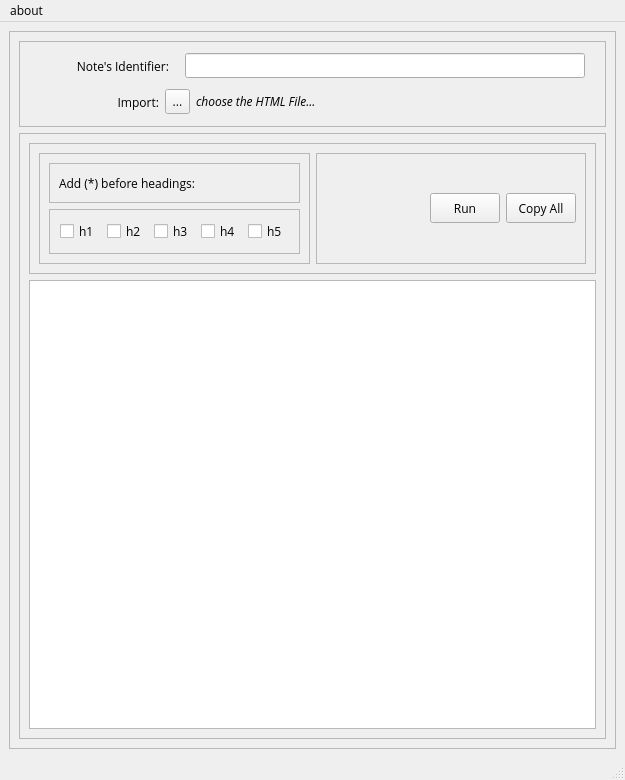
First picture: the form in uilayout.ui, repository monkeyapple/TOC-Generator-for-Bear-Note, before the edit.
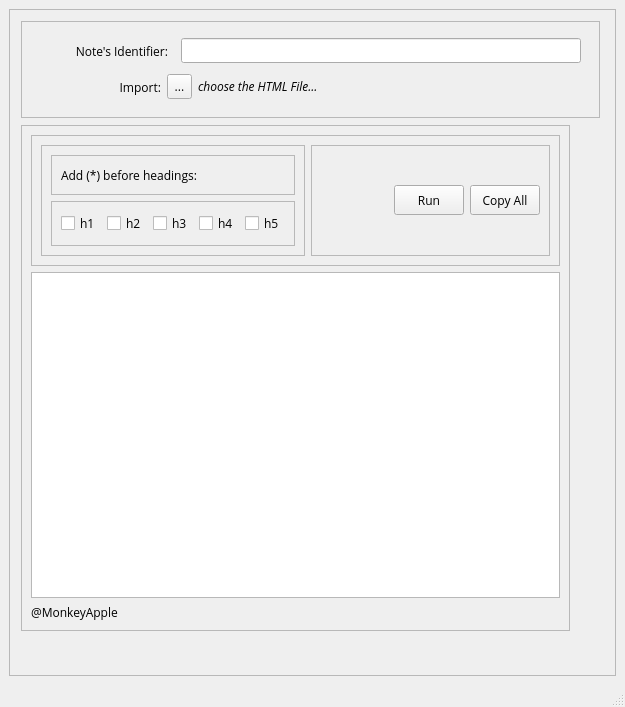
Second picture: the form after the edit.

```diff
--- a/uilayout.ui
+++ b/uilayout.ui
@@ -7,7 +7,7 @@
     <x>0</x>
     <y>0</y>
     <width>625</width>
-    <height>780</height>
+    <height>707</height>
    </rect>
   </property>
   <property name="windowTitle">
@@ -40,9 +40,15 @@
       <property name="frameShadow">
        <enum>QFrame::Raised</enum>
       </property>
-      <layout class="QGridLayout" name="gridLayout_2">
-       <item row="0" column="0">
         <widget class="QFrame" name="frame_6">
+       <property name="geometry">
+        <rect>
+         <x>12</x>
+         <y>12</y>
+         <width>579</width>
+         <height>97</height>
+        </rect>
+       </property>
          <property name="minimumSize">
           <size>
            <width>0</width>
@@ -211,9 +217,15 @@
           </item>
          </layout>
         </widget>
-       </item>
-       <item row="1" column="0">
         <widget class="QFrame" name="frame_3">
+       <property name="geometry">
+        <rect>
+         <x>12</x>
+         <y>116</y>
+         <width>549</width>
+         <height>506</height>
+        </rect>
+       </property>
          <property name="minimumSize">
           <size>
            <width>0</width>
@@ -488,36 +500,34 @@
             </property>
            </widget>
           </item>
-         </layout>
+        <item>
+         <widget class="QLabel" name="gitLink">
+          <property name="minimumSize">
+           <size>
+            <width>110</width>
+            <height>0</height>
+           </size>
+          </property>
+          <property name="maximumSize">
+           <size>
+            <width>110</width>
+            <height>16777215</height>
+           </size>
+          </property>
+          <property name="text">
+           <string>@MonkeyApple</string>
+          </property>
+          <property name="openExternalLinks">
+           <bool>true</bool>
+          </property>
         </widget>
        </item>
       </layout>
      </widget>
+     </widget>
     </item>
    </layout>
   </widget>
-  <widget class="QMenuBar" name="menubar">
-   <property name="geometry">
-    <rect>
-     <x>0</x>
-     <y>0</y>
-     <width>625</width>
-     <height>26</height>
-    </rect>
-   </property>
-   <property name="font">
-    <font>
-     <family>Open Sans</family>
-    </font>
-   </property>
-   <widget class="QMenu" name="menuAbout">
-    <property name="title">
-     <string>about</string>
-    </property>
-    <addaction name="actionMenu"/>
-   </widget>
-   <addaction name="menuAbout"/>
-  </widget>
   <widget class="QStatusBar" name="statusbar">
    <property name="font">
     <font>
```
Lines whose indentation alone changed are shown as unchanged.
